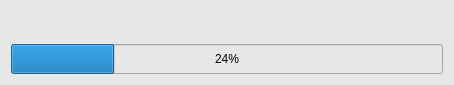
Old version of the form ui/processingForm.ui in the repository Kamikoto-sama/NetBookShop.
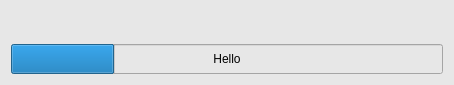
New version of the form.

```diff
--- a/ui/processingForm.ui
+++ b/ui/processingForm.ui
@@ -7,7 +7,7 @@
     <x>0</x>
     <y>0</y>
     <width>454</width>
-    <height>48</height>
+    <height>82</height>
    </rect>
   </property>
   <property name="windowTitle">
@@ -55,6 +55,9 @@
      <property name="invertedAppearance">
       <bool>false</bool>
      </property>
+     <property name="format">
+      <string>Hello</string>
+     </property>
     </widget>
    </item>
   </layout>
```
